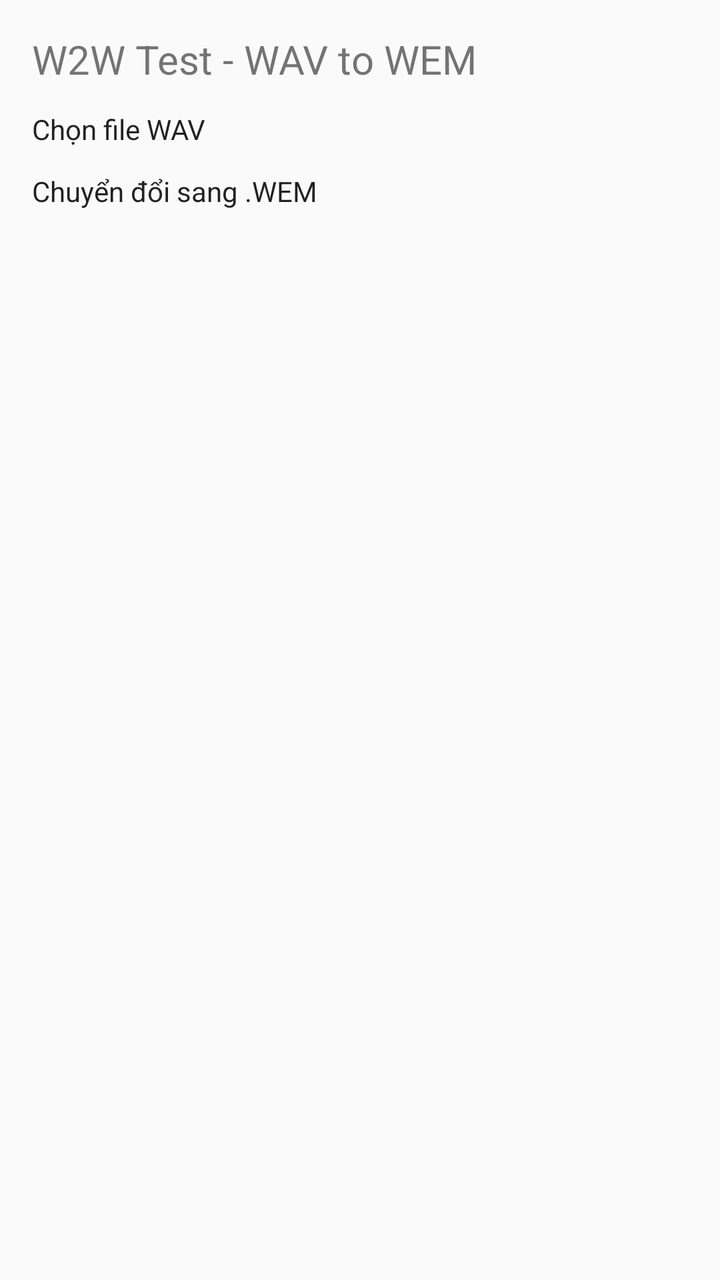
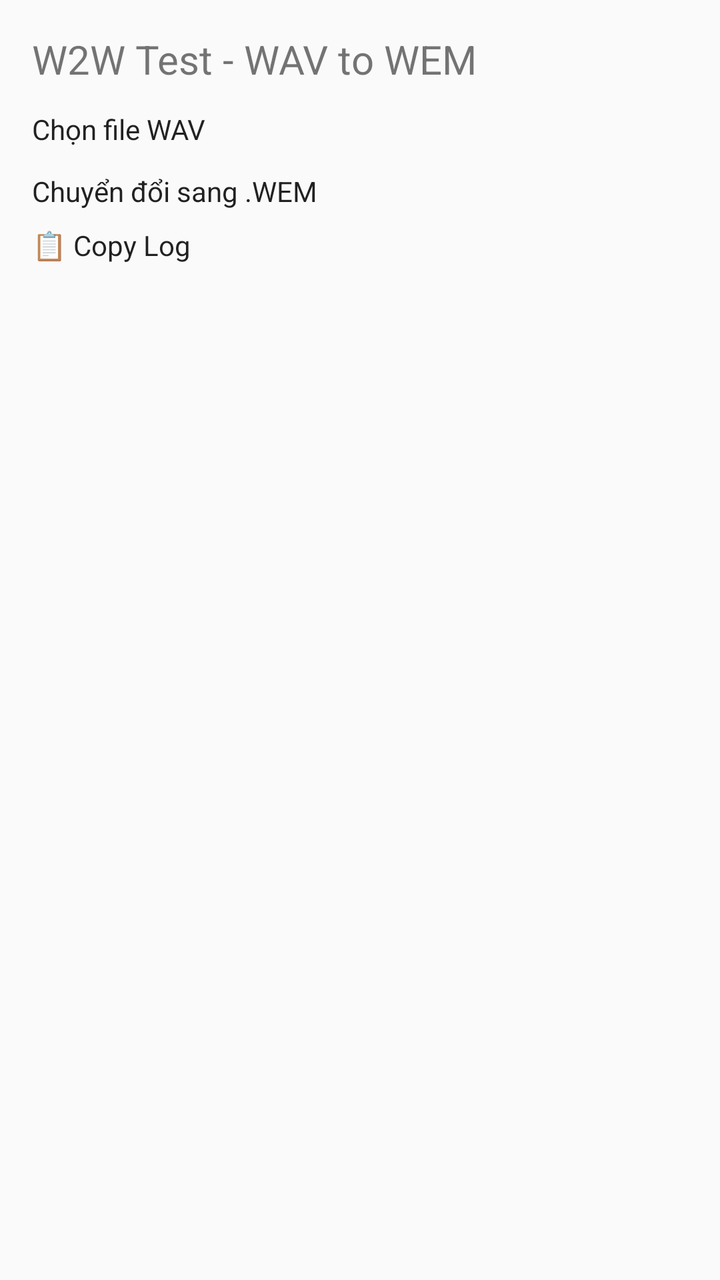

Compare the two renders of this Android layout. The source of the first and the diff that turns it into the second are given below.
<!-- AndroidManifest.xml: application theme android:Theme.Material.Light -->
<!-- res/layout/activity_main.xml -->
<?xml version="1.0" encoding="utf-8"?>
<LinearLayout xmlns:android="http://schemas.android.com/apk/res/android"
    android:layout_width="match_parent"
    android:layout_height="match_parent"
    android:orientation="vertical"
    android:padding="16dp">

    <TextView
        android:layout_width="wrap_content"
        android:layout_height="wrap_content"
        android:text="W2W Test - WAV to WEM"
        android:textSize="20sp"
        android:layout_marginBottom="12dp" />

    <Button
        android:id="@+id/btnPick"
        android:layout_width="match_parent"
        android:layout_height="wrap_content"
        android:text="Chọn file WAV" />

    <Button
        android:id="@+id/btnConvert"
        android:layout_width="match_parent"
        android:layout_height="wrap_content"
        android:text="Chuyển đổi sang .WEM"
        android:layout_marginTop="12dp" />

    <ScrollView
        android:layout_width="match_parent"
        android:layout_height="0dp"
        android:layout_weight="1"
        android:layout_marginTop="12dp">
        <TextView
            android:id="@+id/txtLog"
            android:layout_width="match_parent"
            android:layout_height="wrap_content"
            android:fontFamily="monospace"
            android:textSize="12sp"
            android:text="" />
    </ScrollView>

</LinearLayout>
<!-- resources referenced by this layout -->
<resources>

</resources>

<!-- the commit's change to res/layout/activity_main.xml (unified diff, before → after) -->
@@ -25,6 +25,13 @@
         android:text="Chuyển đổi sang .WEM"
         android:layout_marginTop="12dp" />
 
+    <Button
+        android:id="@+id/btnCopyLog"
+        android:layout_width="match_parent"
+        android:layout_height="wrap_content"
+        android:text="📋 Copy Log"
+        android:layout_marginTop="8dp" />
+
     <ScrollView
         android:layout_width="match_parent"
         android:layout_height="0dp"
